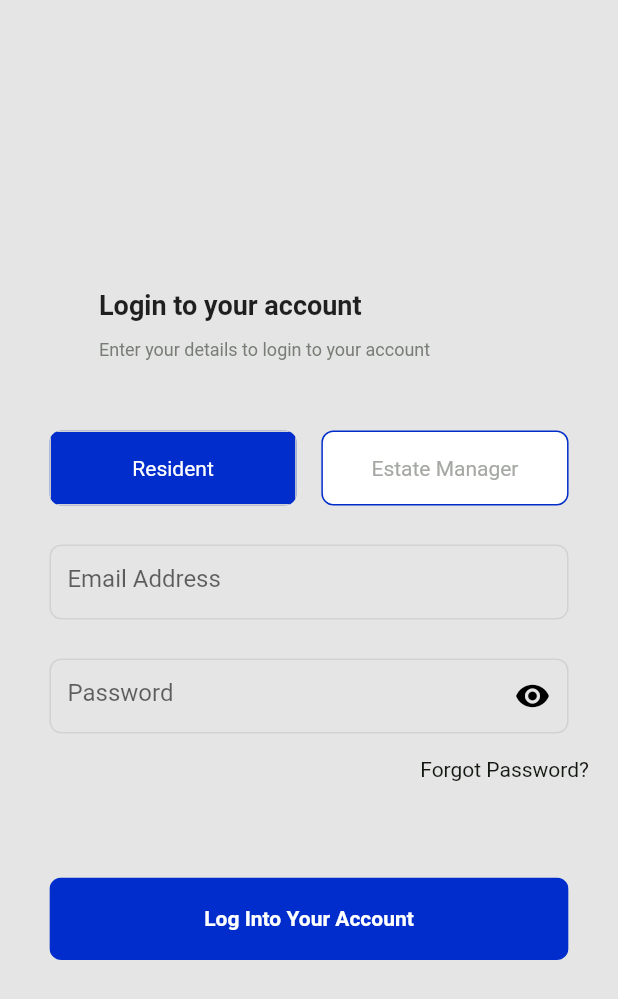
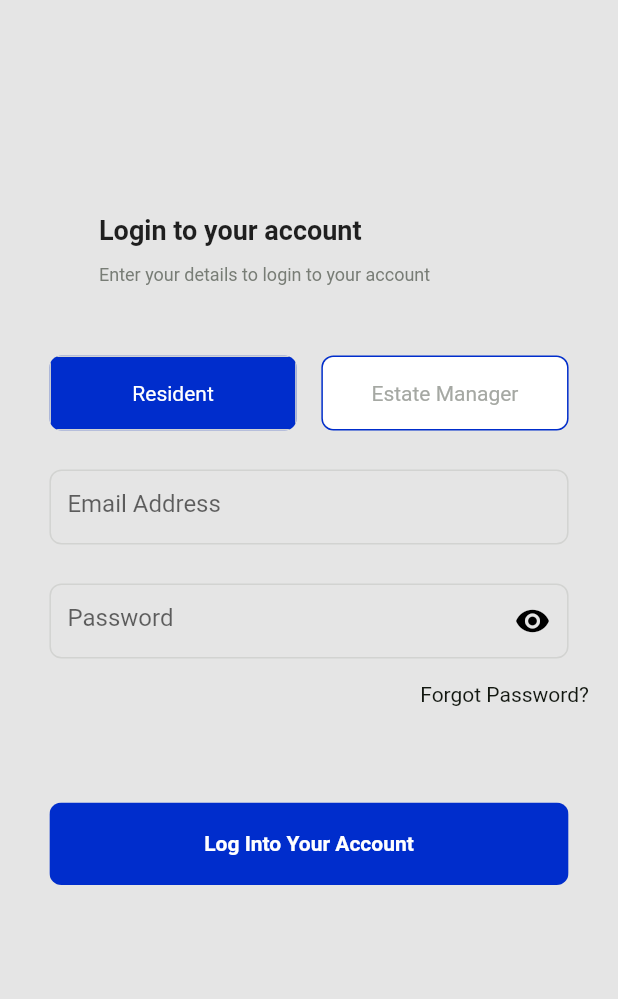
Before and after one commit to Jonexy01/cm30_test2, a Flutter app: the screen it shows after launch, after a tap on "Set Password", on a phone screen of 412 x 824 dp. Shown: the top 999 px of the screen. Run offline on Flutter 3.47's test engine with Material 2 defaults, Android fonts, the light colour scheme and no system bars.

Commit message:
5th commit

```diff
--- a/lib/pages/login.dart
+++ b/lib/pages/login.dart
@@ -12,7 +12,7 @@ class LoginPage extends StatelessWidget {
         child: Stack(
           children: [
             Container(
-              margin: EdgeInsets.fromLTRB(66, 193, 0, 0),
+              margin: EdgeInsets.fromLTRB(66, 143, 0, 0),
               child: Text(
                 'Login to your account',
                 style: TextStyle(
@@ -23,7 +23,7 @@ class LoginPage extends StatelessWidget {
               ),
             ),
             Container(
-              margin: EdgeInsets.fromLTRB(66, 226, 0, 0),
+              margin: EdgeInsets.fromLTRB(66, 176, 0, 0),
               child: Text(
                 'Enter your details to login to your account',
                 style: TextStyle(
@@ -34,7 +34,7 @@ class LoginPage extends StatelessWidget {
               ),
             ),
             Container(
-              margin: EdgeInsets.fromLTRB(size.width * 0.08, 287, 0, 0),
+              margin: EdgeInsets.fromLTRB(size.width * 0.08, 237, 0, 0),
               width: size.width * 0.4,
               height: 50,
               child: ClipRRect(
@@ -67,7 +67,7 @@ class LoginPage extends StatelessWidget {
                 ),
                 borderRadius: BorderRadius.circular(8),
               ),
-              margin: EdgeInsets.fromLTRB(size.width * 0.52, 287, 0, 0),
+              margin: EdgeInsets.fromLTRB(size.width * 0.52, 237, 0, 0),
               width: size.width * 0.4,
               height: 50,
               child: ClipRRect(
@@ -96,7 +96,7 @@ class LoginPage extends StatelessWidget {
             Container(
               width: size.width * 0.84,
               height: 50,
-              margin: EdgeInsets.fromLTRB(size.width * 0.08, 363, 0, 0),
+              margin: EdgeInsets.fromLTRB(size.width * 0.08, 313, 0, 0),
               child: TextFormField(
                 decoration: InputDecoration(
                   hintText: 'Email Address',
@@ -113,7 +113,7 @@ class LoginPage extends StatelessWidget {
             Container(
               width: size.width * 0.84,
               height: 50,
-              margin: EdgeInsets.fromLTRB(size.width * 0.08, 439, 0, 0),
+              margin: EdgeInsets.fromLTRB(size.width * 0.08, 389, 0, 0),
               child: TextFormField(
                 obscureText: true,
                 decoration: InputDecoration(
@@ -133,7 +133,7 @@ class LoginPage extends StatelessWidget {
               )
             ),
             Container(
-              margin: EdgeInsets.fromLTRB(size.width * 0.68, 505, 0, 0),
+              margin: EdgeInsets.fromLTRB(size.width * 0.68, 455, 0, 0),
               child: Text(
                 'Forgot Password?',
                 style: TextStyle(
@@ -143,7 +143,7 @@ class LoginPage extends StatelessWidget {
               ),
             ),
             Container(
-              margin: EdgeInsets.fromLTRB(size.width * 0.08, 585, 0, 0),
+              margin: EdgeInsets.fromLTRB(size.width * 0.08, 535, 0, 0),
               height: 55,
               width: size.width * 0.84,
               child: ClipRRect(
```
